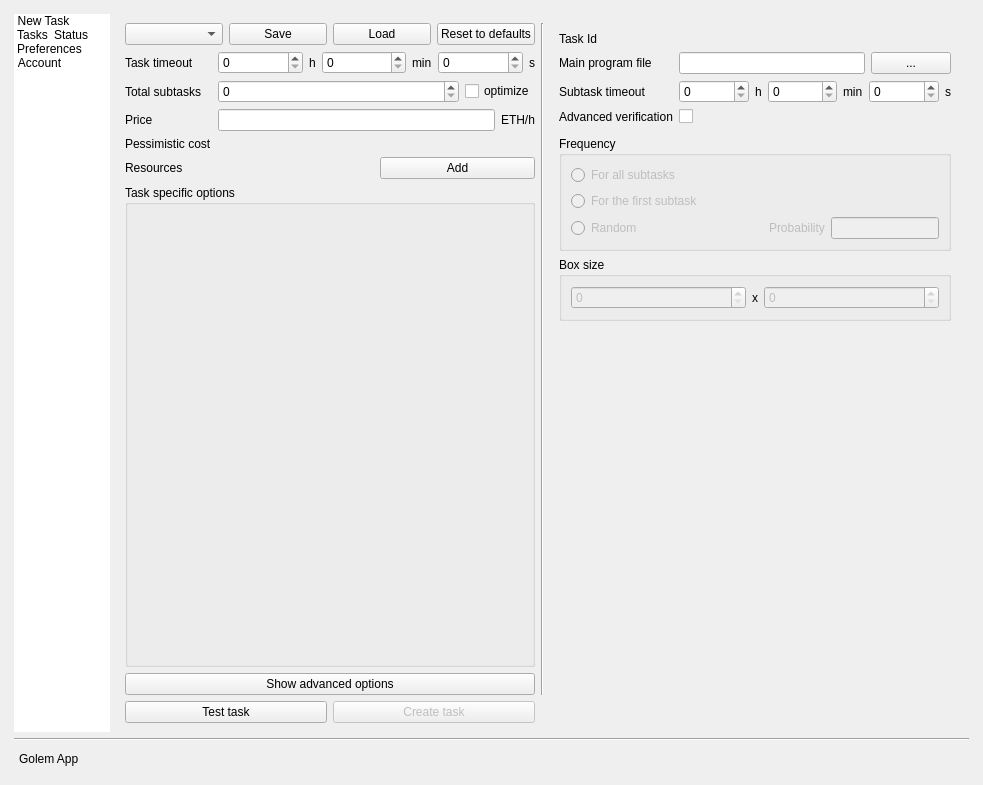
This is gnr/ui/AppMainWindow.ui in golemfactory/clay as Qt 5 draws it before an edit. The edited form follows.
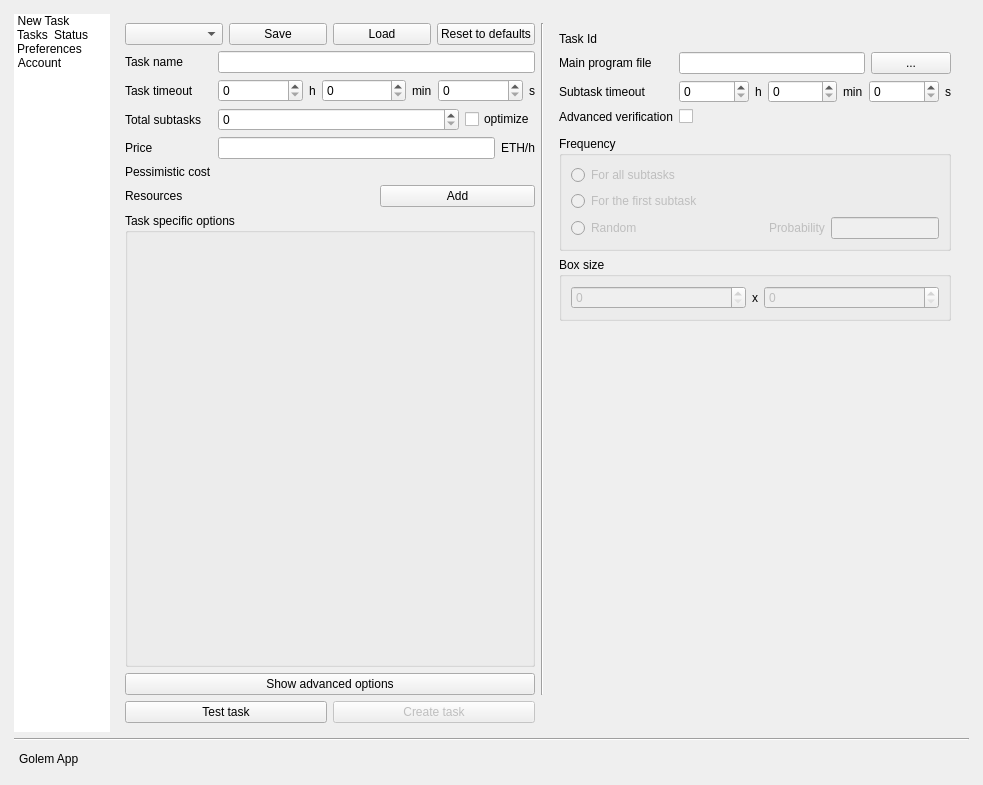
This is the edited form. Icons and pictures are not drawn. Custom widgets are drawn as their Qt base class.

```diff
--- a/gnr/ui/AppMainWindow.ui
+++ b/gnr/ui/AppMainWindow.ui
@@ -579,7 +579,7 @@
                   <property name="fieldGrowthPolicy">
                    <enum>QFormLayout::AllNonFixedFieldsGrow</enum>
                   </property>
-                  <item row="2" column="0">
+                  <item row="3" column="0">
                    <widget class="QLabel" name="label_46">
                     <property name="toolTip">
                      <string>How long can you wait for a final result</string>
@@ -589,7 +589,7 @@
                     </property>
                    </widget>
                   </item>
-                  <item row="2" column="1">
+                  <item row="3" column="1">
                    <layout class="QHBoxLayout" name="horizontalLayout_18">
                     <item>
                      <widget class="QSpinBox" name="fullTaskTimeoutHourSpinBox"/>
@@ -648,7 +648,7 @@
                     </item>
                    </layout>
                   </item>
-                  <item row="3" column="0">
+                  <item row="4" column="0">
                    <widget class="QLabel" name="label_55">
                     <property name="toolTip">
                      <string>Into how many subtasks you want to split the task</string>
@@ -658,7 +658,7 @@
                     </property>
                    </widget>
                   </item>
-                  <item row="3" column="1">
+                  <item row="4" column="1">
                    <layout class="QHBoxLayout" name="horizontalLayout_20">
                     <item>
                      <widget class="QSpinBox" name="totalSpinBox"/>
@@ -681,7 +681,7 @@
                     </item>
                    </layout>
                   </item>
-                  <item row="4" column="0">
+                  <item row="5" column="0">
                    <widget class="QLabel" name="label_56">
                     <property name="toolTip">
                      <string>Price for an hour of computation</string>
@@ -691,7 +691,7 @@
                     </property>
                    </widget>
                   </item>
-                  <item row="4" column="1">
+                  <item row="5" column="1">
                    <layout class="QHBoxLayout" name="horizontalLayout_21">
                     <item>
                      <widget class="QLineEdit" name="taskMaxPriceLineEdit"/>
@@ -708,7 +708,7 @@
                     </item>
                    </layout>
                   </item>
-                  <item row="5" column="0">
+                  <item row="6" column="0">
                    <widget class="QLabel" name="pessimisticCostConst">
                     <property name="toolTip">
                      <string>How much will the whole task cost pessimistically. This can't be estimated if &quot;optimize&quot; is checked.</string>
@@ -718,14 +718,14 @@
                     </property>
                    </widget>
                   </item>
-                  <item row="5" column="1">
-                   <widget class="QLabel" name="pessimisticCostLabel">
-                    <property name="text">
-                     <string/>
-                    </property>
-                   </widget>
-                  </item>
                   <item row="6" column="1">
+                   <widget class="QLabel" name="pessimisticCostLabel">
+                    <property name="text">
+                     <string/>
+                    </property>
+                   </widget>
+                  </item>
+                  <item row="7" column="1">
                    <layout class="QHBoxLayout" name="horizontalLayout_25">
                     <item>
                      <widget class="QLabel" name="resourceFilesLabel">
@@ -746,7 +746,7 @@
                     </item>
                    </layout>
                   </item>
-                  <item row="6" column="0">
+                  <item row="7" column="0">
                    <widget class="QLabel" name="label_15">
                     <property name="toolTip">
                      <string>Additional data needed to compute the task</string>
@@ -756,6 +756,19 @@
                     </property>
                    </widget>
                   </item>
+                  <item row="2" column="0">
+                   <widget class="QLabel" name="taskNameLabel">
+                    <property name="locale">
+                     <locale language="English" country="UnitedKingdom"/>
+                    </property>
+                    <property name="text">
+                     <string>Task name</string>
+                    </property>
+                   </widget>
+                  </item>
+                  <item row="2" column="1">
+                   <widget class="QLineEdit" name="taskNameLineEdit"/>
+                  </item>
                  </layout>
                 </item>
                 <item>
```
Left out of the diff: 102 changed lines with no effect on the pictures.
